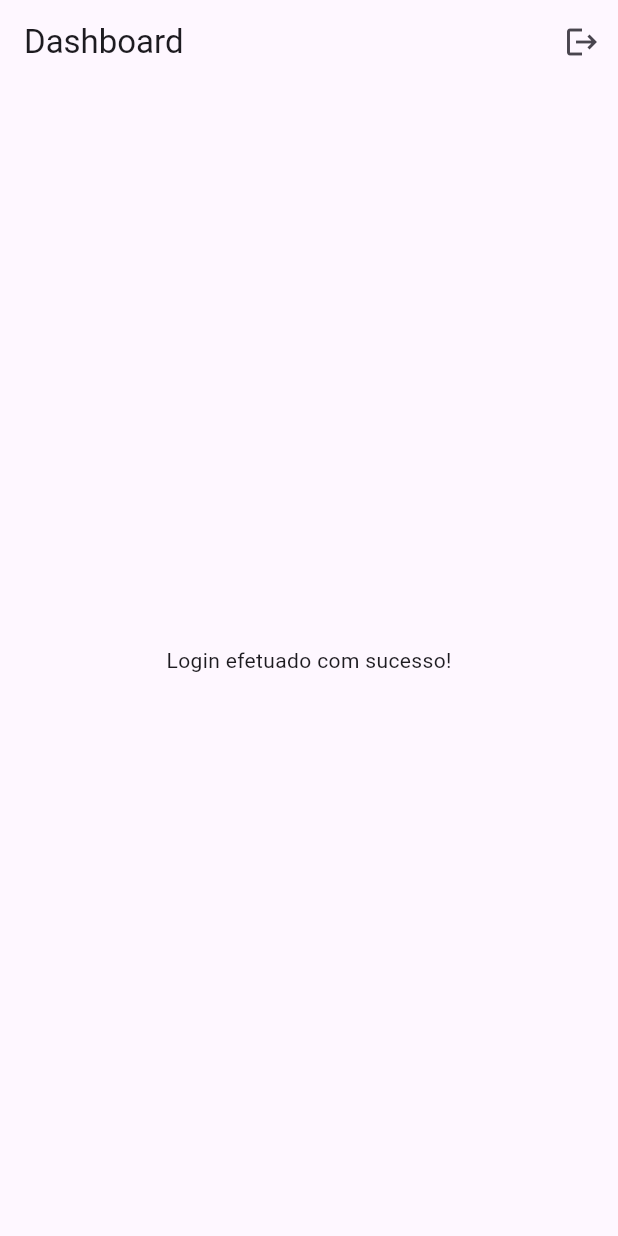
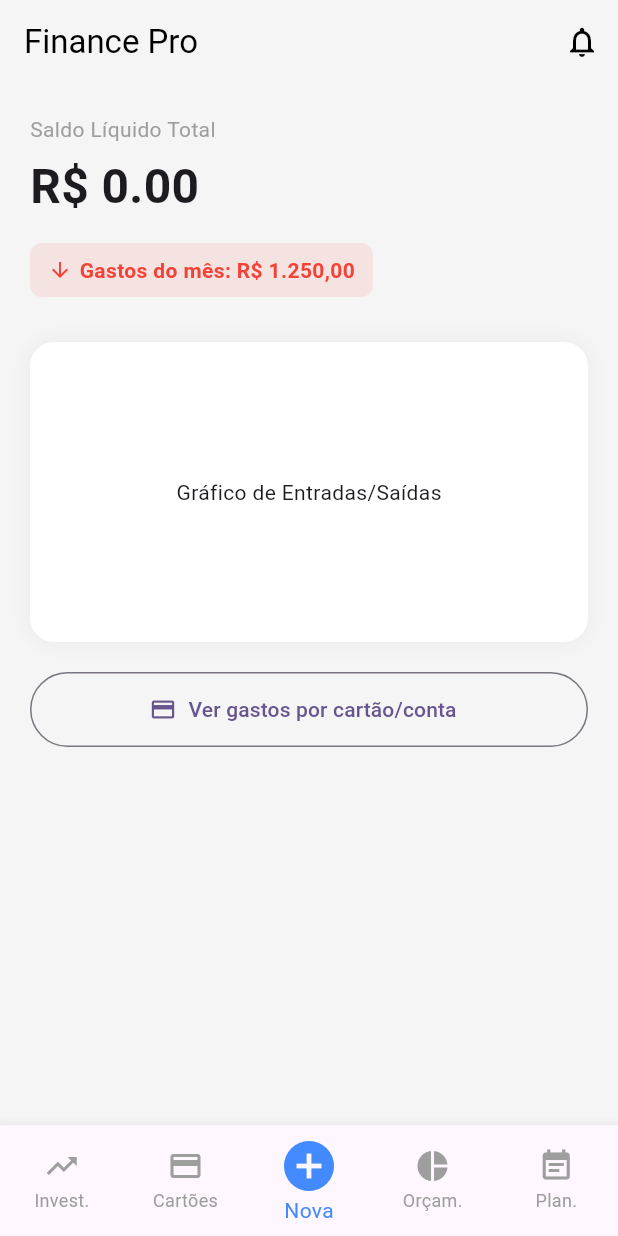
Before and after one commit to Claud777/finance_pro, a Flutter app: the screen it shows once a user with an empty profile is signed in, on a phone screen of 412 x 824 dp. Run offline on Flutter 3.47's test engine with Material 3 defaults, Android fonts, the phone set to English and light mode, and no system bars; our stand-ins replace supabase_flutter; accounts and stored records are empty; network calls fail.

Commit message:
feat: RPC functions and homepage layout

```diff
--- a/lib/pages/home_page.dart
+++ b/lib/pages/home_page.dart
@@ -1,27 +1,140 @@
-// lib/pages/home_page.dart
 import 'package:flutter/material.dart';
-import 'package:supabase_flutter/supabase_flutter.dart';
+import '../repositories/transaction_repository.dart';
 
-class HomePage extends StatelessWidget {
+class HomePage extends StatefulWidget {
   const HomePage({super.key});
 
-  Future<void> _signOut(BuildContext context) async {
-    await Supabase.instance.client.auth.signOut();
-  }
+  @override
+  State<HomePage> createState() => _HomePageState();
+}
+
+class _HomePageState extends State<HomePage> {
+  final TransactionRepository _repository = TransactionRepository();
+  int _selectedIndex = 2; // Começa na "Nova Transação" ou "Home"
 
   @override
   Widget build(BuildContext context) {
     return Scaffold(
+      backgroundColor: const Color(0xFFF5F5F5), // Cinza claro de fundo
       appBar: AppBar(
-        title: const Text('Dashboard'),
+        title: const Text('Finance Pro', style: TextStyle(color: Colors.black)),
+        backgroundColor: Colors.transparent,
+        elevation: 0,
         actions: [
           IconButton(
-            onPressed: () => _signOut(context),
-            icon: const Icon(Icons.logout),
+            onPressed: () {},
+            icon: const Icon(Icons.notifications_none, color: Colors.black),
           ),
         ],
       ),
-      body: const Center(child: Text('Login efetuado com sucesso!')),
+      body: SingleChildScrollView(
+        padding: const EdgeInsets.all(20.0),
+        child: Column(
+          crossAxisAlignment: CrossAxisAlignment.start,
+          children: [
+            // --- HEADER: SALDO LÍQUIDO ---
+            const Text(
+              'Saldo Líquido Total',
+              style: TextStyle(color: Colors.grey, fontSize: 14),
+            ),
+            const SizedBox(height: 5),
+            FutureBuilder<double>(
+              future: _repository.getTotalBalance(),
+              builder: (context, snapshot) {
+                final balance = snapshot.data ?? 0.0;
+                return Text(
+                  'R\$ ${balance.toStringAsFixed(2)}',
+                  style: const TextStyle(
+                    fontSize: 32,
+                    fontWeight: FontWeight.bold,
+                  ),
+                );
+              },
+            ),
+
+            const SizedBox(height: 15),
+
+            // --- SUB-HEADER: GASTOS DO MÊS ---
+            Container(
+              padding: const EdgeInsets.symmetric(horizontal: 12, vertical: 8),
+              decoration: BoxDecoration(
+                color: Colors.red.withValues(alpha: 0.1),
+                borderRadius: BorderRadius.circular(8),
+              ),
+              child: const Row(
+                mainAxisSize: MainAxisSize.min,
+                children: [
+                  Icon(Icons.arrow_downward, color: Colors.red, size: 16),
+                  SizedBox(width: 5),
+                  Text(
+                    'Gastos do mês: R\$ 1.250,00', // Valor estático por enquanto
+                    style: TextStyle(
+                      color: Colors.red,
+                      fontWeight: FontWeight.bold,
+                    ),
+                  ),
+                ],
+              ),
+            ),
+
+            const SizedBox(height: 30),
+
+            // --- ESPAÇO PARA O GRÁFICO ---
+            Container(
+              height: 200,
+              width: double.infinity,
+              decoration: BoxDecoration(
+                color: Colors.white,
+                borderRadius: BorderRadius.circular(16),
+                boxShadow: [
+                  BoxShadow(
+                    color: Colors.black.withValues(alpha: 0.05),
+                    blurRadius: 10,
+                  ),
+                ],
+              ),
+              child: const Center(child: Text("Gráfico de Entradas/Saídas")),
+            ),
+
+            const SizedBox(height: 20),
+
+            // --- BOTÃO DETALHADO (ROLANDO A TELA) ---
+            OutlinedButton.icon(
+              onPressed: () {},
+              icon: const Icon(Icons.credit_card),
+              label: const Text("Ver gastos por cartão/conta"),
+              style: OutlinedButton.styleFrom(
+                minimumSize: const Size(double.infinity, 50),
+              ),
+            ),
+          ],
+        ),
+      ),
+
+      // --- BARRA DE NAVEGAÇÃO CUSTOMIZADA ---
+      bottomNavigationBar: BottomNavigationBar(
+        currentIndex: _selectedIndex,
+        onTap: (index) => setState(() => _selectedIndex = index),
+        type: BottomNavigationBarType.fixed,
+        selectedItemColor: Colors.blueAccent,
+        unselectedItemColor: Colors.grey,
+        items: const [
+          BottomNavigationBarItem(
+            icon: Icon(Icons.trending_up),
+            label: 'Invest.',
+          ),
+          BottomNavigationBarItem(
+            icon: Icon(Icons.credit_card),
+            label: 'Cartões',
+          ),
+          BottomNavigationBarItem(
+            icon: Icon(Icons.add_circle, size: 40),
+            label: 'Nova',
+          ),
+          BottomNavigationBarItem(icon: Icon(Icons.pie_chart), label: 'Orçam.'),
+          BottomNavigationBarItem(icon: Icon(Icons.event_note), label: 'Plan.'),
+        ],
+      ),
     );
   }
 }
```
Also changed, not shown: lib/models/transaction_model.dart (added, +53 -0 lines), lib/repositories/transaction_repository.dart (added, +30 -0 lines).
